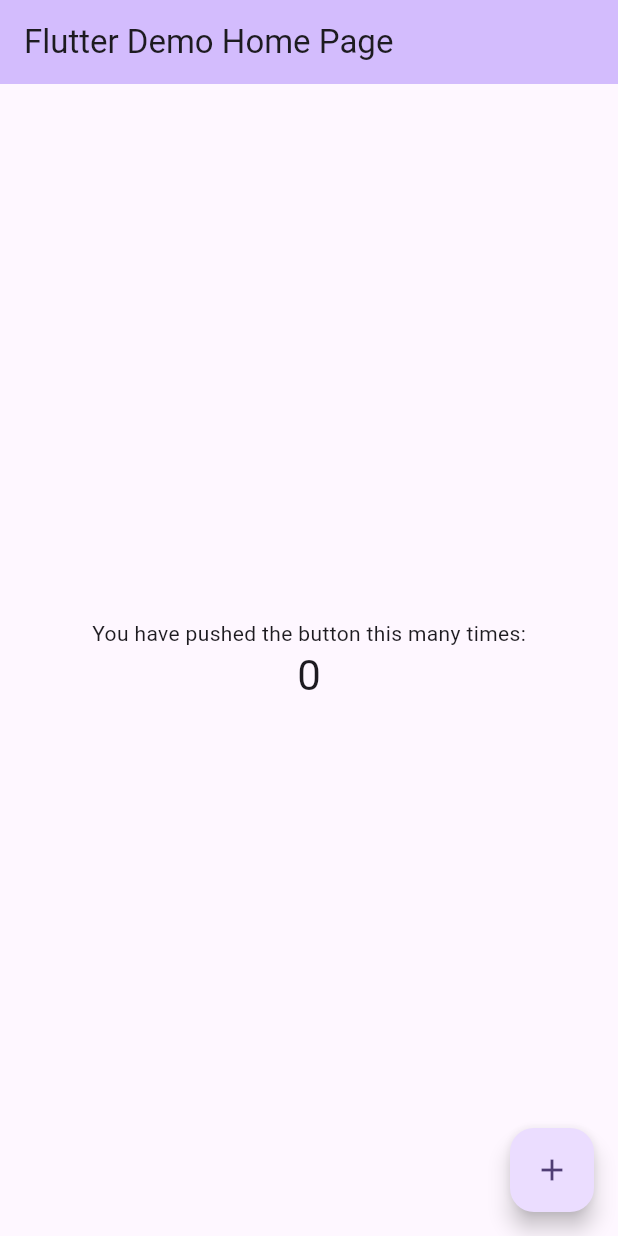
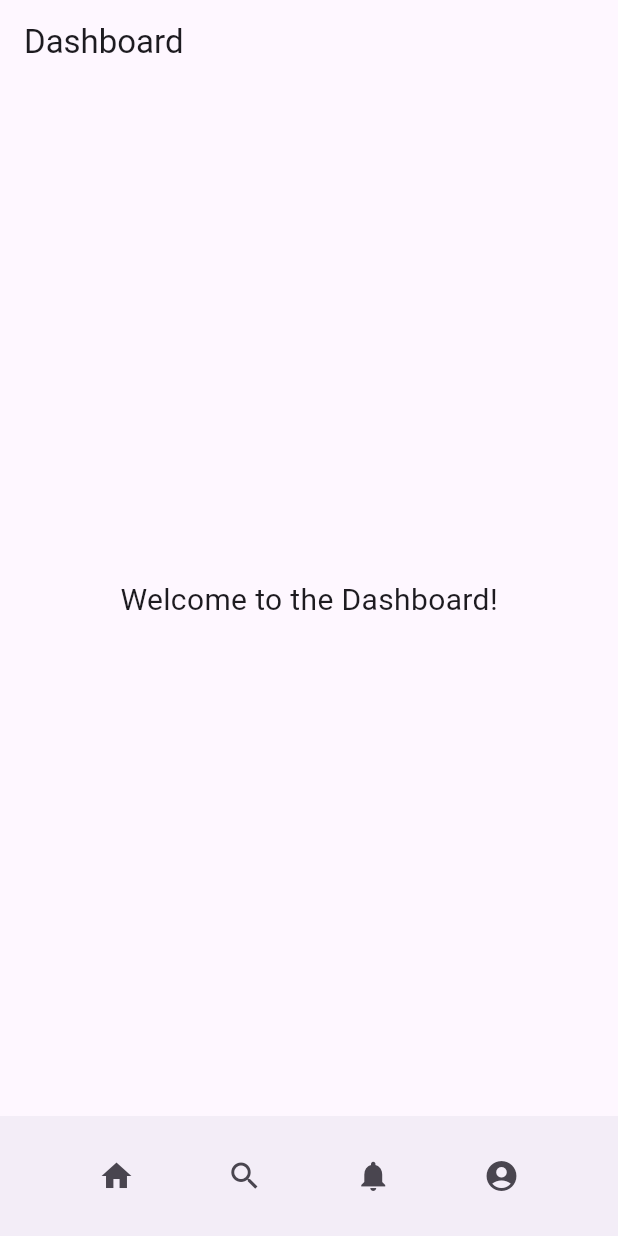
Before and after one commit to sahil-shefeek/z-krishi, a Flutter app: the screen it shows after launch, on a phone screen of 412 x 824 dp. Run offline on Flutter 3.47's test engine with Material 3 defaults, Android fonts, the phone set to English and light mode, and no system bars.

Commit message:
added bottom bar

```diff
--- a/lib/main.dart
+++ b/lib/main.dart
@@ -1,125 +1,136 @@
 import 'package:flutter/material.dart';
 
 void main() {
-  runApp(const MyApp());
+  runApp(MyApp());
 }
 
 class MyApp extends StatelessWidget {
-  const MyApp({super.key});
-
-  // This widget is the root of your application.
   @override
   Widget build(BuildContext context) {
     return MaterialApp(
-      title: 'Flutter Demo',
+      title: 'Flutter Bottom App Bar Demo',
       theme: ThemeData(
-        // This is the theme of your application.
-        //
-        // TRY THIS: Try running your application with "flutter run". You'll see
-        // the application has a purple toolbar. Then, without quitting the app,
-        // try changing the seedColor in the colorScheme below to Colors.green
-        // and then invoke "hot reload" (save your changes or press the "hot
-        // reload" button in a Flutter-supported IDE, or press "r" if you used
-        // the command line to start the app).
-        //
-        // Notice that the counter didn't reset back to zero; the application
-        // state is not lost during the reload. To reset the state, use hot
-        // restart instead.
-        //
-        // This works for code too, not just values: Most code changes can be
-        // tested with just a hot reload.
-        colorScheme: ColorScheme.fromSeed(seedColor: Colors.deepPurple),
-        useMaterial3: true,
+        primarySwatch: Colors.blue,
+        visualDensity: VisualDensity.adaptivePlatformDensity,
       ),
-      home: const MyHomePage(title: 'Flutter Demo Home Page'),
+      home: Dashboard(),
     );
   }
 }
 
-class MyHomePage extends StatefulWidget {
-  const MyHomePage({super.key, required this.title});
-
-  // This widget is the home page of your application. It is stateful, meaning
-  // that it has a State object (defined below) that contains fields that affect
-  // how it looks.
-
-  // This class is the configuration for the state. It holds the values (in this
-  // case the title) provided by the parent (in this case the App widget) and
-  // used by the build method of the State. Fields in a Widget subclass are
-  // always marked "final".
-
-  final String title;
-
-  @override
-  State<MyHomePage> createState() => _MyHomePageState();
-}
-
-class _MyHomePageState extends State<MyHomePage> {
-  int _counter = 0;
-
-  void _incrementCounter() {
-    setState(() {
-      // This call to setState tells the Flutter framework that something has
-      // changed in this State, which causes it to rerun the build method below
-      // so that the display can reflect the updated values. If we changed
-      // _counter without calling setState(), then the build method would not be
-      // called again, and so nothing would appear to happen.
-      _counter++;
-    });
-  }
-
+class Dashboard extends StatelessWidget {
   @override
   Widget build(BuildContext context) {
-    // This method is rerun every time setState is called, for instance as done
-    // by the _incrementCounter method above.
-    //
-    // The Flutter framework has been optimized to make rerunning build methods
-    // fast, so that you can just rebuild anything that needs updating rather
-    // than having to individually change instances of widgets.
     return Scaffold(
       appBar: AppBar(
-        // TRY THIS: Try changing the color here to a specific color (to
-        // Colors.amber, perhaps?) and trigger a hot reload to see the AppBar
-        // change color while the other colors stay the same.
-        backgroundColor: Theme.of(context).colorScheme.inversePrimary,
-        // Here we take the value from the MyHomePage object that was created by
-        // the App.build method, and use it to set our appbar title.
-        title: Text(widget.title),
+        title: Text('Dashboard'),
       ),
       body: Center(
-        // Center is a layout widget. It takes a single child and positions it
-        // in the middle of the parent.
-        child: Column(
-          // Column is also a layout widget. It takes a list of children and
-          // arranges them vertically. By default, it sizes itself to fit its
-          // children horizontally, and tries to be as tall as its parent.
-          //
-          // Column has various properties to control how it sizes itself and
-          // how it positions its children. Here we use mainAxisAlignment to
-          // center the children vertically; the main axis here is the vertical
-          // axis because Columns are vertical (the cross axis would be
-          // horizontal).
-          //
-          // TRY THIS: Invoke "debug painting" (choose the "Toggle Debug Paint"
-          // action in the IDE, or press "p" in the console), to see the
-          // wireframe for each widget.
-          mainAxisAlignment: MainAxisAlignment.center,
+        child: Text(
+          'Welcome to the Dashboard!',
+          style: TextStyle(fontSize: 20.0),
+        ),
+      ),
+      bottomNavigationBar: BottomAppBar(
+        shape: CircularNotchedRectangle(),
+        child: Row(
+          mainAxisAlignment: MainAxisAlignment.spaceEvenly,
           children: <Widget>[
-            const Text(
-              'You have pushed the button this many times:',
+            IconButton(
+              icon: Icon(Icons.home),
+              onPressed: () {
+                Navigator.push(
+                  context,
+                  MaterialPageRoute(builder: (context) => HomePage()),
+                );
+              },
             ),
-            Text(
-              '$_counter',
-              style: Theme.of(context).textTheme.headlineMedium,
+            IconButton(
+              icon: Icon(Icons.search),
+              onPressed: () {
+                Navigator.push(
+                  context,
+                  MaterialPageRoute(builder: (context) => SearchPage()),
+                );
+              },
+            ),
+            IconButton(
+              icon: Icon(Icons.notifications),
+              onPressed: () {
+                Navigator.push(
+                  context,
+                  MaterialPageRoute(builder: (context) => NotificationsPage()),
+                );
+              },
+            ),
+            IconButton(
+              icon: Icon(Icons.account_circle),
+              onPressed: () {
+                Navigator.push(
+                  context,
+                  MaterialPageRoute(builder: (context) => ProfilePage()),
+                );
+              },
             ),
           ],
         ),
       ),
-      floatingActionButton: FloatingActionButton(
-        onPressed: _incrementCounter,
-        tooltip: 'Increment',
-        child: const Icon(Icons.add),
-      ), // This trailing comma makes auto-formatting nicer for build methods.
     );
   }
 }
+
+class HomePage extends StatelessWidget {
+  @override
+  Widget build(BuildContext context) {
+    return Scaffold(
+      appBar: AppBar(
+        title: Text('Home'),
+      ),
+      body: Center(
+        child: Text('This is the Home Page'),
+      ),
+    );
+  }
+}
+
+class SearchPage extends StatelessWidget {
+  @override
+  Widget build(BuildContext context) {
+    return Scaffold(
+      appBar: AppBar(
+        title: Text('Search'),
+      ),
+      body: Center(
+        child: Text('This is the Search Page'),
+      ),
+    );
+  }
+}
+
+class NotificationsPage extends StatelessWidget {
+  @override
+  Widget build(BuildContext context) {
+    return Scaffold(
+      appBar: AppBar(
+        title: Text('Notifications'),
+      ),
+      body: Center(
+        child: Text('This is the Notifications Page'),
+      ),
+    );
+  }
+}
+
+class ProfilePage extends StatelessWidget {
+  @override
+  Widget build(BuildContext context) {
+    return Scaffold(
+      appBar: AppBar(
+        title: Text('Profile'),
+      ),
+      body: Center(
+        child: Text('This is the Profile Page'),
+      ),
+    );
+  }
+}
```
